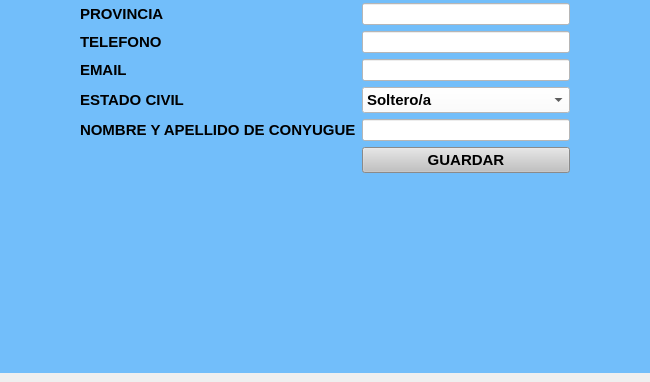
First picture: the form in ui/menu.ui, repository FacuMillo35/digitalizacion_minutas, before the edit; both pictures show x 225 to 875 and y 306 to 688 of the 1039 by 688 pixel window.
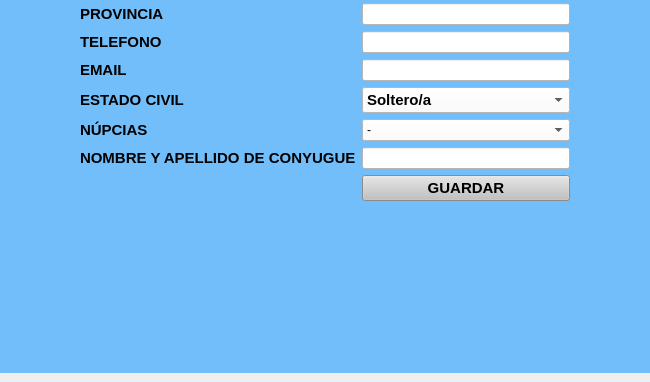
Second picture: the form after the edit. The open tabs and pages were chosen to show the change.

Commit message: agregue otras configuraciones

```diff
--- a/ui/menu.ui
+++ b/ui/menu.ui
@@ -282,7 +282,7 @@
           <x>110</x>
           <y>100</y>
           <width>490</width>
-          <height>395</height>
+          <height>418</height>
          </rect>
         </property>
         <layout class="QFormLayout" name="formLayout">
@@ -377,7 +377,7 @@
            </property>
           </widget>
          </item>
-         <item row="12" column="1">
+         <item row="13" column="1">
           <widget class="QPushButton" name="btn_guardar_cliente">
            <property name="font">
             <font>
@@ -586,15 +586,15 @@
            </property>
           </widget>
          </item>
-         <item row="11" column="1">
+         <item row="12" column="1">
           <widget class="QLineEdit" name="txt_nombre_conyuge">
            <property name="styleSheet">
             <string notr="true">background-color: rgb(255, 255, 255);
-color: rgb(255, 255, 255);</string>
+color: rgb(0, 0, 0);</string>
            </property>
           </widget>
          </item>
-         <item row="11" column="0">
+         <item row="12" column="0">
           <widget class="QLabel" name="label_23">
            <property name="font">
             <font>
@@ -608,6 +608,53 @@
            </property>
           </widget>
          </item>
+         <item row="11" column="1">
+          <widget class="QComboBox" name="cmb_nupcias">
+           <property name="styleSheet">
+            <string notr="true">background-color: rgb(255, 255, 255);
+color: rgb(0, 0, 0);</string>
+           </property>
+           <item>
+            <property name="text">
+             <string>-</string>
+            </property>
+           </item>
+           <item>
+            <property name="text">
+             <string>1era</string>
+            </property>
+           </item>
+           <item>
+            <property name="text">
+             <string>2da</string>
+            </property>
+           </item>
+           <item>
+            <property name="text">
+             <string>3era</string>
+            </property>
+           </item>
+           <item>
+            <property name="text">
+             <string>4ta</string>
+            </property>
+           </item>
+          </widget>
+         </item>
+         <item row="11" column="0">
+          <widget class="QLabel" name="label_33">
+           <property name="font">
+            <font>
+             <pointsize>11</pointsize>
+             <weight>75</weight>
+             <bold>true</bold>
+            </font>
+           </property>
+           <property name="text">
+            <string>NÚPCIAS</string>
+           </property>
+          </widget>
+         </item>
         </layout>
        </widget>
       </widget>
```
Left out of the diff: 2 changed lines with no effect on the pictures. The commit also changes 2 other files.
